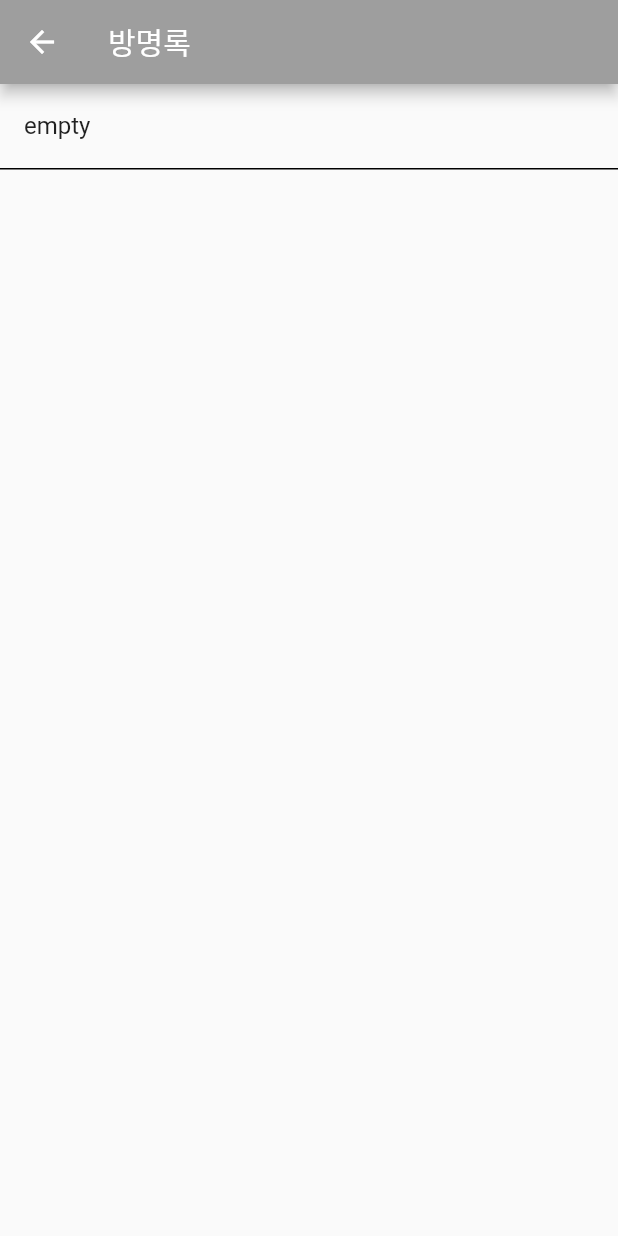
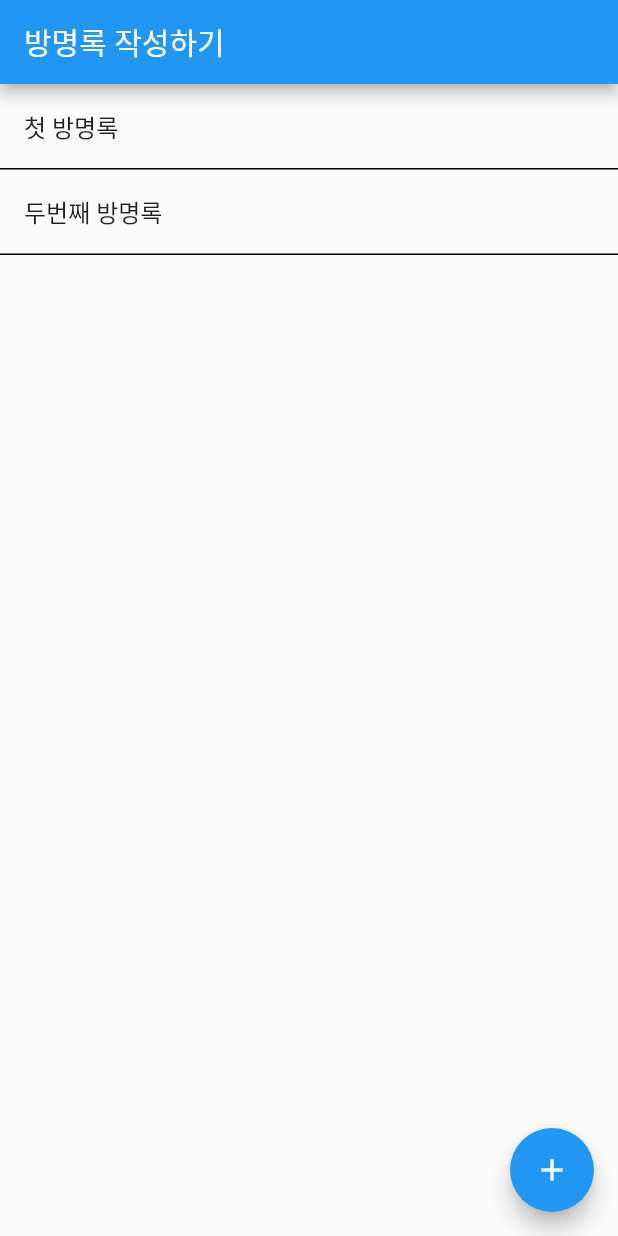
Before and after one commit to sinw212/TeamPage, a Flutter app: the VisitorMemoList screen opened directly, on a phone screen of 412 x 824 dp. Run offline on Flutter 3.47's test engine with Material 2 defaults, Android fonts, the phone set to English and light mode, and no system bars.

Commit message:
complete create, add

```diff
--- a/lib/guestbook_service.dart
+++ b/lib/guestbook_service.dart
@@ -1,22 +1,21 @@
-// import 'package:flutter/material.dart';
+import 'package:flutter/material.dart';
 
-// class Memo {
-//   Memo({
-//     required this.content,
-//   });
+class Book {
+  Book({
+    required this.content,
+  });
+  String content;
+}
 
-//   String content;
+class BookService extends ChangeNotifier {
+  List<Book> bookList = [
+    Book(content: '첫 방명록'),
+    Book(content: '두번째 방명록'),
+  ];
 
-//   Map toJson() {
-//     return {'content': content};
-//   }
-
-//   factory Memo.fromJson(json) {
-//     return Memo(content: json['content']);
-//   }
-// }
-
-// class GuestbookService extends ChangeNotifier {
-//   updateMemoTitle({required int index, required String content}) {}
-//   updateMemoContent({required int index, required String content}) {}
-// }
+  createBook({required String content}) {
+    Book book = Book(content: content);
+    bookList.add(book);
+    notifyListeners();
+  }
+}
--- a/lib/visitor_memo_list.dart
+++ b/lib/visitor_memo_list.dart
@@ -1,47 +1,72 @@
 import 'package:flutter/cupertino.dart';
 import 'package:flutter/material.dart';
+import 'package:provider/provider.dart';
+import 'package:team_page/guestbook_service.dart';
+
+import 'guestbook.dart';
 
 class VisitorMemoList extends StatefulWidget {
   const VisitorMemoList({super.key});
 
   @override
-  State<VisitorMemoList> createState() => _HomePageState();
+  State<VisitorMemoList> createState() => _VisitorMemoListState();
 }
 
-class _HomePageState extends State<VisitorMemoList> {
-  List<String> visitList = ["empty"]; // 전체 메모 목록
-
+class _VisitorMemoListState extends State<VisitorMemoList> {
   @override
   Widget build(BuildContext context) {
+    return Consumer<BookService>(builder: (context, bookService, child) {
+      List<Book> bookList = bookService.bookList;
+
       return Scaffold(
         appBar: AppBar(
-        title: Text("방명록"),
-        backgroundColor: Colors.grey,
+          title: Text("방명록 작성하기"),
         ),
-      body: visitList.isEmpty
+        body: bookList.isEmpty
             ? Center(child: Text("방명록을 작성해 주세요"))
             : ListView.builder(
-              itemCount: visitList.length, // memoList 개수 만큼 보여주기
+                itemCount: bookList.length,
                 itemBuilder: (context, index) {
-                String memo = visitList[index]; // index에 해당하는 memo 가져오기
+                  Book memo = bookList[index];
                   return Column(
                     children: [
                       ListTile(
                         title: Text(
-                        memo,
-                        maxLines: 3,
+                          memo.content,
+                          maxLines: 1,
                           overflow: TextOverflow.ellipsis,
                         ),
-                      onTap: () {},
+                        onTap: () {
+                          Navigator.push(
+                            context,
+                            MaterialPageRoute(
+                              builder: (_) => CreateMemoPage(
+                                index: index,
                               ),
-                    Container(
-                      height: 1,
-                      color: Colors.black,
-                    )
+                            ),
+                          );
+                        },
+                      ),
+                      Container(height: 1, color: Colors.black)
                     ],
                   );
                 },
               ),
+        floatingActionButton: FloatingActionButton(
+          child: Icon(Icons.add),
+          onPressed: () {
+            bookService.createBook(content: '');
+            Navigator.push(
+              context,
+              MaterialPageRoute(
+                builder: (_) => CreateMemoPage(
+                  index: bookService.bookList.length - 1,
+                ),
+              ),
             );
+          },
+        ),
+      );
+    });
   }
 }
--- a/pubspec.yaml
+++ b/pubspec.yaml
@@ -35,6 +35,7 @@ dependencies:
   # The following adds the Cupertino Icons font to your application.
   # Use with the CupertinoIcons class for iOS style icons.
   cupertino_icons: ^1.0.2
+  provider: ^6.0.5
 
 dev_dependencies:
   flutter_test:
```
Also changed, not shown: lib/guestbook.dart (+34 -43 lines), lib/main.dart (+12 -2 lines), pubspec.lock. Lines whose indentation alone changed are shown as unchanged.
